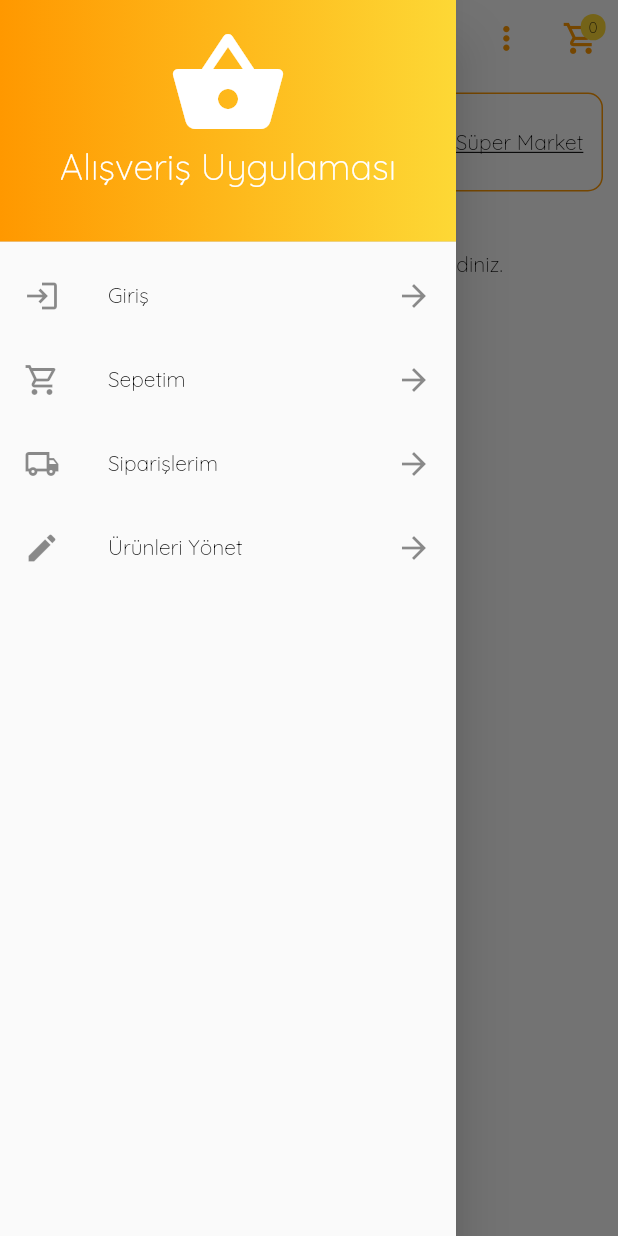
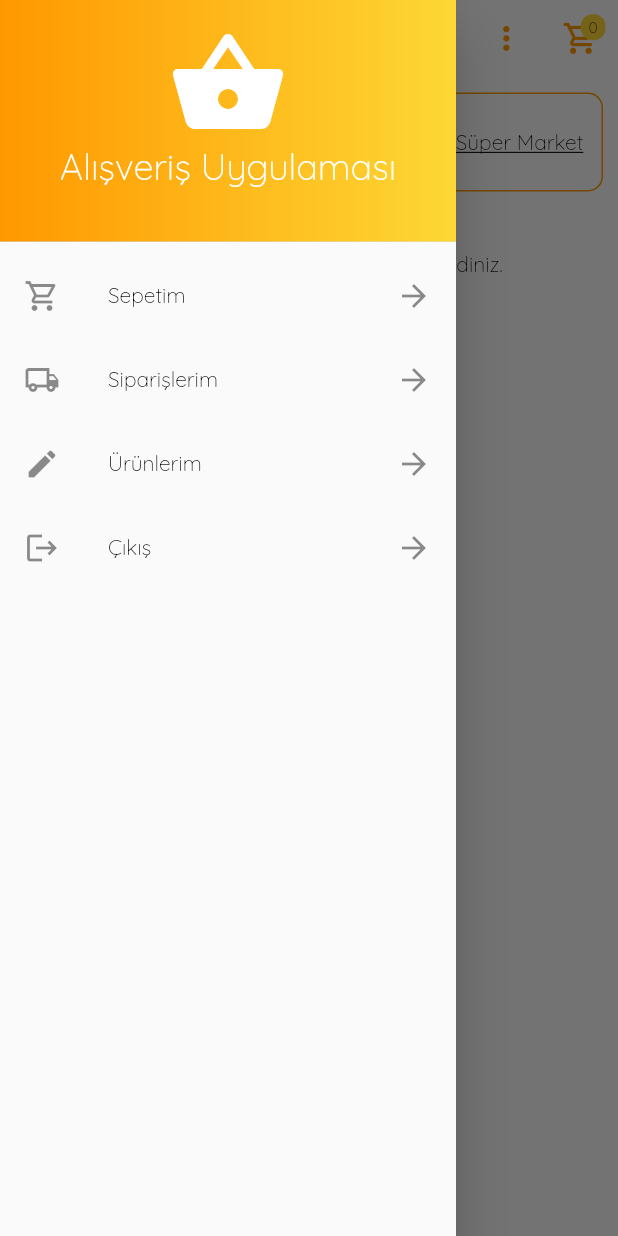
Before and after one commit to mctaspinar/flutterShopping, a Flutter app: the ProductOverViewScreen screen opened by its route, with the side drawer open, on a phone screen of 412 x 824 dp. Run offline on Flutter 3.47's test engine with Material 2 defaults, Android fonts, the phone set to English and light mode, and no system bars; our stand-ins replace google_fonts; network calls fail.

Commit message:
user logout added

```diff
--- a/lib/main.dart
+++ b/lib/main.dart
@@ -97,7 +97,8 @@ class MyApp extends StatelessWidget {
           ),
           home: authData.isAuth ? ProductOverViewScreen() : AuthScreen(),
           routes: {
-            //('/'): (context) => AuthScreen(),
+            // ('/'): (context) =>
+            //     authData.isAuth ? ProductOverViewScreen() : AuthScreen(),
             ProductOverViewScreen.routeName: (context) =>
                 ProductOverViewScreen(),
             ProductDetailScreen.routeName: (context) => ProductDetailScreen(),
--- a/lib/screens/main_drawer_screen.dart
+++ b/lib/screens/main_drawer_screen.dart
@@ -1,8 +1,11 @@
 import 'package:flutter/material.dart';
+import 'package:provider/provider.dart';
+
+import '../models/auth.dart';
 
 import '../screens/order_screen.dart';
 import '../screens/cart_screen.dart';
-import 'manage_product_screen.dart';
+import '../screens/manage_product_screen.dart';
 
 class MainDrawer extends StatelessWidget {
   Widget _listTileBuilder({
@@ -61,14 +64,6 @@ class MainDrawer extends StatelessWidget {
           ),
         ),
         _listTileBuilder(
-            text: 'Giriş',
-            leadingData: Icons.login,
-            trailingData: Icons.arrow_forward,
-            theme: theme,
-            function: () {
-              Navigator.of(context).pop();
-            }),
-        _listTileBuilder(
             text: 'Sepetim',
             leadingData: Icons.shopping_cart_outlined,
             trailingData: Icons.arrow_forward,
@@ -85,7 +80,7 @@ class MainDrawer extends StatelessWidget {
               Navigator.of(context).popAndPushNamed(OrdersScreen.routeName);
             }),
         _listTileBuilder(
-            text: 'Ürünleri Yönet',
+            text: 'Ürünlerim',
             leadingData: Icons.edit,
             trailingData: Icons.arrow_forward,
             theme: theme,
@@ -93,6 +88,17 @@ class MainDrawer extends StatelessWidget {
               Navigator.of(context)
                   .popAndPushNamed(ManageProductScreen.routeName);
             }),
+        _listTileBuilder(
+            text: 'Çıkış',
+            leadingData: Icons.logout,
+            trailingData: Icons.arrow_forward,
+            theme: theme,
+            function: () {
+              Navigator.of(context).pop();
+              Navigator.of(context).pushReplacementNamed('/');
+
+              Provider.of<Auth>(context, listen: false).logOut();
+            }),
       ],
     ));
   }
```
Also changed, not shown: lib/models/auth.dart (+7 -0 lines).
